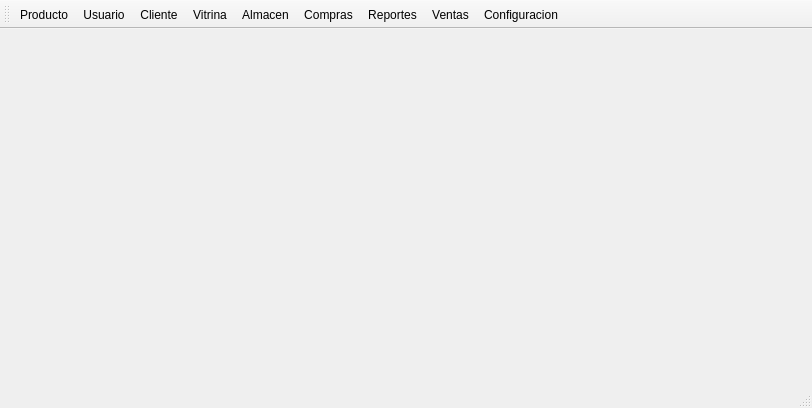
The window that mainwindow.ui (rodety/manager) describes before a commit, drawn with Qt 5.
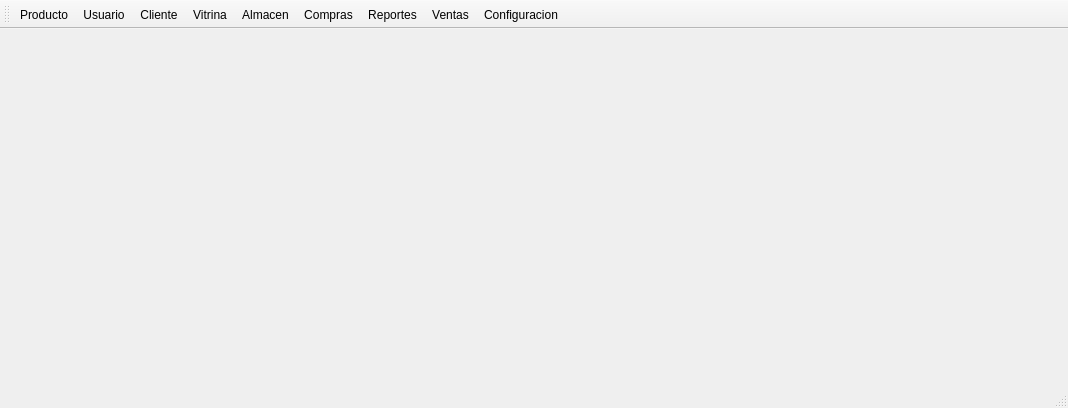
The same window after the commit. Icons and pictures are not drawn.

Patch:
```diff
--- a/mainwindow.ui
+++ b/mainwindow.ui
@@ -6,7 +6,7 @@
    <rect>
     <x>0</x>
     <y>0</y>
-    <width>812</width>
+    <width>1068</width>
     <height>408</height>
    </rect>
   </property>
```
Left out of the diff: 2 changed lines with no effect on the pictures.
